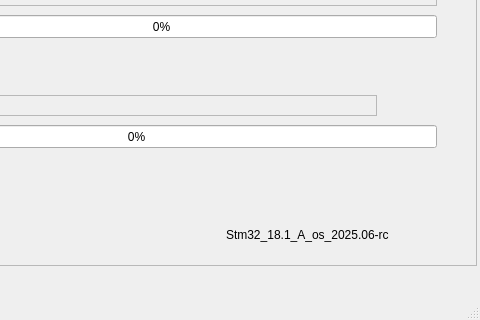
This is Qt/Nevol_DwTool/nevol_dwtool.ui in shinymetal6/Nevol_Presso_Processes as Qt 5 draws it before an edit; both pictures show x 374 to 854 and y 175 to 495 of the 854 by 495 pixel window. The edited form follows.
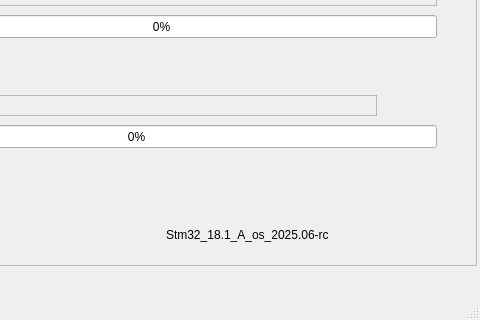
This is the edited form. Icons and pictures are not drawn.

Patch:
```diff
--- a/Qt/Nevol_DwTool/nevol_dwtool.ui
+++ b/Qt/Nevol_DwTool/nevol_dwtool.ui
@@ -599,9 +599,9 @@
     <widget class="QLabel" name="Version_label">
      <property name="geometry">
       <rect>
-       <x>590</x>
+       <x>530</x>
        <y>360</y>
-       <width>241</width>
+       <width>301</width>
        <height>19</height>
       </rect>
      </property>
```
